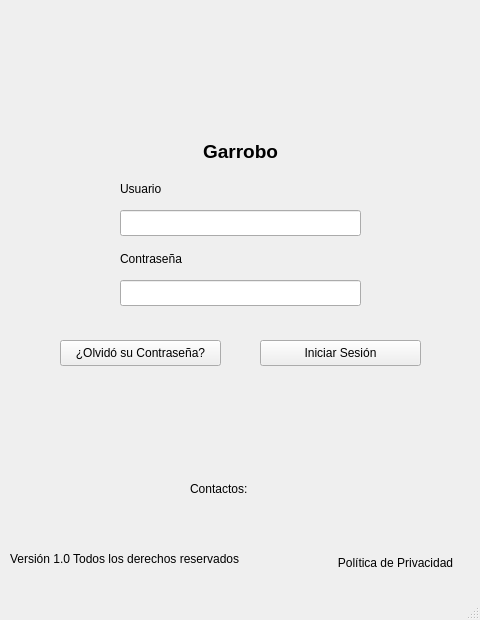
This is src/firewalls-ui-prototype/loginwindow.ui in andressero/firewalls as Qt 5 draws it before an edit. The edited form follows.
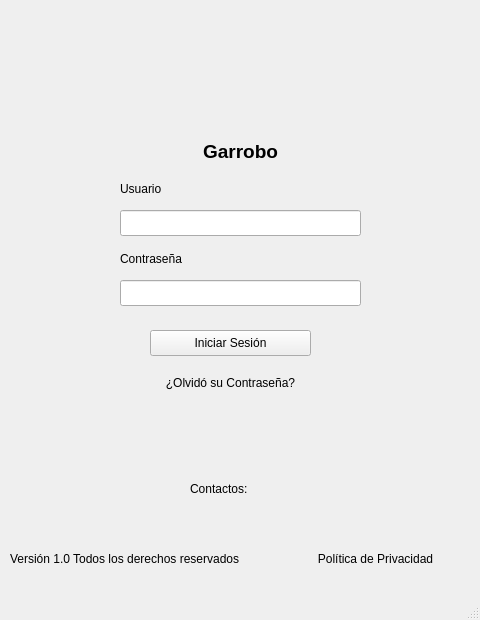
This is the edited form. Icons and pictures are not drawn.

Commit message: Made reset password button flat and aligned privacy policy button.

Diff of the .ui file:
```diff
--- a/src/firewalls-ui-prototype/loginwindow.ui
+++ b/src/firewalls-ui-prototype/loginwindow.ui
@@ -123,24 +123,499 @@
    <widget class="QPushButton" name="changePasswordButton">
     <property name="geometry">
      <rect>
-      <x>60</x>
-      <y>340</y>
+      <x>150</x>
+      <y>370</y>
       <width>161</width>
       <height>26</height>
      </rect>
     </property>
+    <property name="palette">
+     <palette>
+      <active>
+       <colorrole role="WindowText">
+        <brush brushstyle="SolidPattern">
+         <color alpha="255">
+          <red>0</red>
+          <green>0</green>
+          <blue>0</blue>
+         </color>
+        </brush>
+       </colorrole>
+       <colorrole role="Button">
+        <brush brushstyle="SolidPattern">
+         <color alpha="255">
+          <red>53</red>
+          <green>132</green>
+          <blue>228</blue>
+         </color>
+        </brush>
+       </colorrole>
+       <colorrole role="Light">
+        <brush brushstyle="SolidPattern">
+         <color alpha="255">
+          <red>146</red>
+          <green>195</green>
+          <blue>255</blue>
+         </color>
+        </brush>
+       </colorrole>
+       <colorrole role="Midlight">
+        <brush brushstyle="SolidPattern">
+         <color alpha="255">
+          <red>99</red>
+          <green>163</green>
+          <blue>241</blue>
+         </color>
+        </brush>
+       </colorrole>
+       <colorrole role="Dark">
+        <brush brushstyle="SolidPattern">
+         <color alpha="255">
+          <red>26</red>
+          <green>66</green>
+          <blue>114</blue>
+         </color>
+        </brush>
+       </colorrole>
+       <colorrole role="Mid">
+        <brush brushstyle="SolidPattern">
+         <color alpha="255">
+          <red>35</red>
+          <green>88</green>
+          <blue>152</blue>
+         </color>
+        </brush>
+       </colorrole>
+       <colorrole role="Text">
+        <brush brushstyle="SolidPattern">
+         <color alpha="255">
+          <red>0</red>
+          <green>0</green>
+          <blue>0</blue>
+         </color>
+        </brush>
+       </colorrole>
+       <colorrole role="BrightText">
+        <brush brushstyle="SolidPattern">
+         <color alpha="255">
+          <red>255</red>
+          <green>255</green>
+          <blue>255</blue>
+         </color>
+        </brush>
+       </colorrole>
+       <colorrole role="ButtonText">
+        <brush brushstyle="SolidPattern">
+         <color alpha="255">
+          <red>0</red>
+          <green>0</green>
+          <blue>0</blue>
+         </color>
+        </brush>
+       </colorrole>
+       <colorrole role="Base">
+        <brush brushstyle="SolidPattern">
+         <color alpha="255">
+          <red>255</red>
+          <green>255</green>
+          <blue>255</blue>
+         </color>
+        </brush>
+       </colorrole>
+       <colorrole role="Window">
+        <brush brushstyle="SolidPattern">
+         <color alpha="255">
+          <red>53</red>
+          <green>132</green>
+          <blue>228</blue>
+         </color>
+        </brush>
+       </colorrole>
+       <colorrole role="Shadow">
+        <brush brushstyle="SolidPattern">
+         <color alpha="255">
+          <red>0</red>
+          <green>0</green>
+          <blue>0</blue>
+         </color>
+        </brush>
+       </colorrole>
+       <colorrole role="AlternateBase">
+        <brush brushstyle="SolidPattern">
+         <color alpha="255">
+          <red>154</red>
+          <green>193</green>
+          <blue>241</blue>
+         </color>
+        </brush>
+       </colorrole>
+       <colorrole role="ToolTipBase">
+        <brush brushstyle="SolidPattern">
+         <color alpha="255">
+          <red>255</red>
+          <green>255</green>
+          <blue>220</blue>
+         </color>
+        </brush>
+       </colorrole>
+       <colorrole role="ToolTipText">
+        <brush brushstyle="SolidPattern">
+         <color alpha="255">
+          <red>0</red>
+          <green>0</green>
+          <blue>0</blue>
+         </color>
+        </brush>
+       </colorrole>
+       <colorrole role="PlaceholderText">
+        <brush brushstyle="SolidPattern">
+         <color alpha="127">
+          <red>0</red>
+          <green>0</green>
+          <blue>0</blue>
+         </color>
+        </brush>
+       </colorrole>
+       <colorrole role="Accent">
+        <brush brushstyle="SolidPattern">
+         <color alpha="255">
+          <red>255</red>
+          <green>255</green>
+          <blue>255</blue>
+         </color>
+        </brush>
+       </colorrole>
+      </active>
+      <inactive>
+       <colorrole role="WindowText">
+        <brush brushstyle="SolidPattern">
+         <color alpha="255">
+          <red>0</red>
+          <green>0</green>
+          <blue>0</blue>
+         </color>
+        </brush>
+       </colorrole>
+       <colorrole role="Button">
+        <brush brushstyle="SolidPattern">
+         <color alpha="255">
+          <red>53</red>
+          <green>132</green>
+          <blue>228</blue>
+         </color>
+        </brush>
+       </colorrole>
+       <colorrole role="Light">
+        <brush brushstyle="SolidPattern">
+         <color alpha="255">
+          <red>146</red>
+          <green>195</green>
+          <blue>255</blue>
+         </color>
+        </brush>
+       </colorrole>
+       <colorrole role="Midlight">
+        <brush brushstyle="SolidPattern">
+         <color alpha="255">
+          <red>99</red>
+          <green>163</green>
+          <blue>241</blue>
+         </color>
+        </brush>
+       </colorrole>
+       <colorrole role="Dark">
+        <brush brushstyle="SolidPattern">
+         <color alpha="255">
+          <red>26</red>
+          <green>66</green>
+          <blue>114</blue>
+         </color>
+        </brush>
+       </colorrole>
+       <colorrole role="Mid">
+        <brush brushstyle="SolidPattern">
+         <color alpha="255">
+          <red>35</red>
+          <green>88</green>
+          <blue>152</blue>
+         </color>
+        </brush>
+       </colorrole>
+       <colorrole role="Text">
+        <brush brushstyle="SolidPattern">
+         <color alpha="255">
+          <red>0</red>
+          <green>0</green>
+          <blue>0</blue>
+         </color>
+        </brush>
+       </colorrole>
+       <colorrole role="BrightText">
+        <brush brushstyle="SolidPattern">
+         <color alpha="255">
+          <red>255</red>
+          <green>255</green>
+          <blue>255</blue>
+         </color>
+        </brush>
+       </colorrole>
+       <colorrole role="ButtonText">
+        <brush brushstyle="SolidPattern">
+         <color alpha="255">
+          <red>0</red>
+          <green>0</green>
+          <blue>0</blue>
+         </color>
+        </brush>
+       </colorrole>
+       <colorrole role="Base">
+        <brush brushstyle="SolidPattern">
+         <color alpha="255">
+          <red>255</red>
+          <green>255</green>
+          <blue>255</blue>
+         </color>
+        </brush>
+       </colorrole>
+       <colorrole role="Window">
+        <brush brushstyle="SolidPattern">
+         <color alpha="255">
+          <red>53</red>
+          <green>132</green>
+          <blue>228</blue>
+         </color>
+        </brush>
+       </colorrole>
+       <colorrole role="Shadow">
+        <brush brushstyle="SolidPattern">
+         <color alpha="255">
+          <red>0</red>
+          <green>0</green>
+          <blue>0</blue>
+         </color>
+        </brush>
+       </colorrole>
+       <colorrole role="AlternateBase">
+        <brush brushstyle="SolidPattern">
+         <color alpha="255">
+          <red>154</red>
+          <green>193</green>
+          <blue>241</blue>
+         </color>
+        </brush>
+       </colorrole>
+       <colorrole role="ToolTipBase">
+        <brush brushstyle="SolidPattern">
+         <color alpha="255">
+          <red>255</red>
+          <green>255</green>
+          <blue>220</blue>
+         </color>
+        </brush>
+       </colorrole>
+       <colorrole role="ToolTipText">
+        <brush brushstyle="SolidPattern">
+         <color alpha="255">
+          <red>0</red>
+          <green>0</green>
+          <blue>0</blue>
+         </color>
+        </brush>
+       </colorrole>
+       <colorrole role="PlaceholderText">
+        <brush brushstyle="SolidPattern">
+         <color alpha="127">
+          <red>0</red>
+          <green>0</green>
+          <blue>0</blue>
+         </color>
+        </brush>
+       </colorrole>
+       <colorrole role="Accent">
+        <brush brushstyle="SolidPattern">
+         <color alpha="255">
+          <red>255</red>
+          <green>255</green>
+          <blue>255</blue>
+         </color>
+        </brush>
+       </colorrole>
+      </inactive>
+      <disabled>
+       <colorrole role="WindowText">
+        <brush brushstyle="SolidPattern">
+         <color alpha="255">
+          <red>26</red>
+          <green>66</green>
+          <blue>114</blue>
+         </color>
+        </brush>
+       </colorrole>
+       <colorrole role="Button">
+        <brush brushstyle="SolidPattern">
+         <color alpha="255">
+          <red>53</red>
+          <green>132</green>
+          <blue>228</blue>
+         </color>
+        </brush>
+       </colorrole>
+       <colorrole role="Light">
+        <brush brushstyle="SolidPattern">
+         <color alpha="255">
+          <red>146</red>
+          <green>195</green>
+          <blue>255</blue>
+         </color>
+        </brush>
+       </colorrole>
+       <colorrole role="Midlight">
+        <brush brushstyle="SolidPattern">
+         <color alpha="255">
+          <red>99</red>
+          <green>163</green>
+          <blue>241</blue>
+         </color>
+        </brush>
+       </colorrole>
+       <colorrole role="Dark">
+        <brush brushstyle="SolidPattern">
+         <color alpha="255">
+          <red>26</red>
+          <green>66</green>
+          <blue>114</blue>
+         </color>
+        </brush>
+       </colorrole>
+       <colorrole role="Mid">
+        <brush brushstyle="SolidPattern">
+         <color alpha="255">
+          <red>35</red>
+          <green>88</green>
+          <blue>152</blue>
+         </color>
+        </brush>
+       </colorrole>
+       <colorrole role="Text">
+        <brush brushstyle="SolidPattern">
+         <color alpha="255">
+          <red>26</red>
+          <green>66</green>
+          <blue>114</blue>
+         </color>
+        </brush>
+       </colorrole>
+       <colorrole role="BrightText">
+        <brush brushstyle="SolidPattern">
+         <color alpha="255">
+          <red>255</red>
+          <green>255</green>
+          <blue>255</blue>
+         </color>
+        </brush>
+       </colorrole>
+       <colorrole role="ButtonText">
+        <brush brushstyle="SolidPattern">
+         <color alpha="255">
+          <red>26</red>
+          <green>66</green>
+          <blue>114</blue>
+         </color>
+        </brush>
+       </colorrole>
+       <colorrole role="Base">
+        <brush brushstyle="SolidPattern">
+         <color alpha="255">
+          <red>53</red>
+          <green>132</green>
+          <blue>228</blue>
+         </color>
+        </brush>
+       </colorrole>
+       <colorrole role="Window">
+        <brush brushstyle="SolidPattern">
+         <color alpha="255">
+          <red>53</red>
+          <green>132</green>
+          <blue>228</blue>
+         </color>
+        </brush>
+       </colorrole>
+       <colorrole role="Shadow">
+        <brush brushstyle="SolidPattern">
+         <color alpha="255">
+          <red>0</red>
+          <green>0</green>
+          <blue>0</blue>
+         </color>
+        </brush>
+       </colorrole>
+       <colorrole role="AlternateBase">
+        <brush brushstyle="SolidPattern">
+         <color alpha="255">
+          <red>53</red>
+          <green>132</green>
+          <blue>228</blue>
+         </color>
+        </brush>
+       </colorrole>
+       <colorrole role="ToolTipBase">
+        <brush brushstyle="SolidPattern">
+         <color alpha="255">
+          <red>255</red>
+          <green>255</green>
+          <blue>220</blue>
+         </color>
+        </brush>
+       </colorrole>
+       <colorrole role="ToolTipText">
+        <brush brushstyle="SolidPattern">
+         <color alpha="255">
+          <red>0</red>
+          <green>0</green>
+          <blue>0</blue>
+         </color>
+        </brush>
+       </colorrole>
+       <colorrole role="PlaceholderText">
+        <brush brushstyle="SolidPattern">
+         <color alpha="127">
+          <red>26</red>
+          <green>66</green>
+          <blue>114</blue>
+         </color>
+        </brush>
+       </colorrole>
+       <colorrole role="Accent">
+        <brush brushstyle="SolidPattern">
+         <color alpha="255">
+          <red>101</red>
+          <green>170</green>
+          <blue>255</blue>
+         </color>
+        </brush>
+       </colorrole>
+      </disabled>
+     </palette>
+    </property>
     <property name="cursor">
      <cursorShape>PointingHandCursor</cursorShape>
     </property>
+    <property name="autoFillBackground">
+     <bool>false</bool>
+    </property>
     <property name="text">
      <string>¿Olvidó su Contraseña?</string>
     </property>
+    <property name="flat">
+     <bool>true</bool>
+    </property>
    </widget>
    <widget class="QPushButton" name="loginButton">
     <property name="geometry">
      <rect>
-      <x>260</x>
-      <y>340</y>
+      <x>150</x>
+      <y>330</y>
       <width>161</width>
       <height>26</height>
      </rect>
@@ -155,10 +630,10 @@
    <widget class="QPushButton" name="pushButton_3">
     <property name="geometry">
      <rect>
-      <x>320</x>
+      <x>300</x>
       <y>550</y>
       <width>151</width>
-      <height>26</height>
+      <height>18</height>
      </rect>
     </property>
     <property name="text">
```
Left out of the diff: 2 changed lines with no effect on the pictures. The commit also changes 1 other file.
